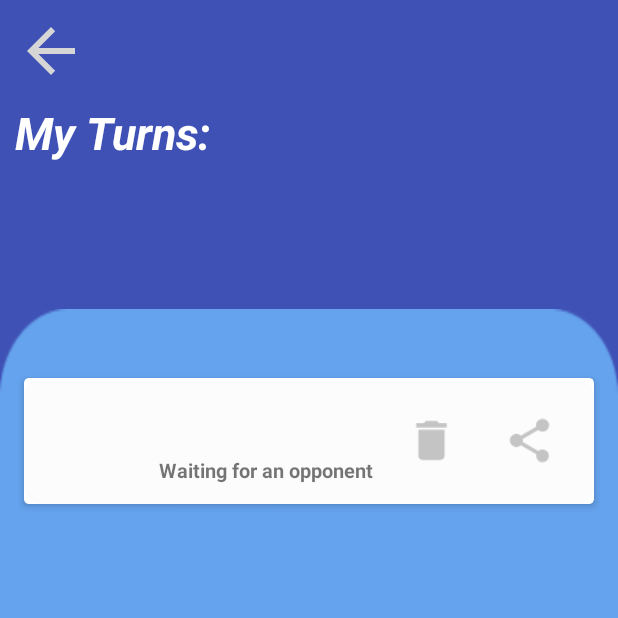
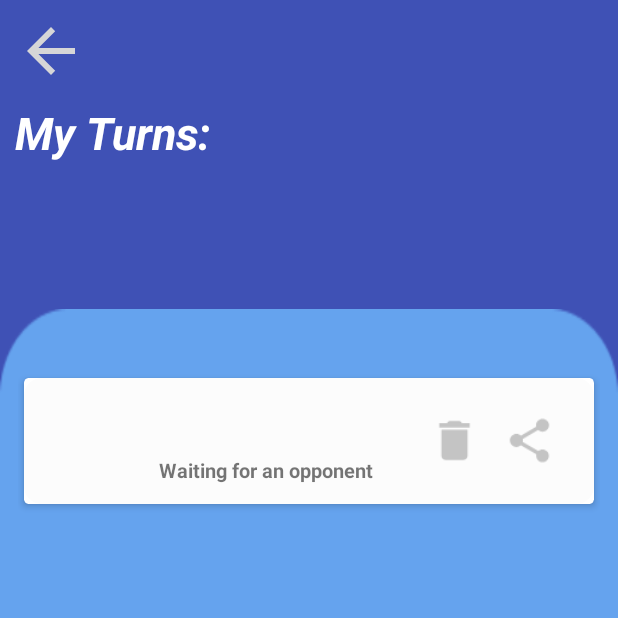
Before and after one commit to RanHadar/MyPingPongTable, an Android app: the MyTurnsActivity screen opened directly, with no data from a screen before it, on a phone screen of 412 x 824 dp, the top half of it. Run offline under Robolectric (Android 15) with nearby library versions, the phone set to English and light mode, and no system bars; libraries missing offline, so code that uses them is left out: com.ndroid.nadim; 4 statements that could not run were skipped.

Commit message:
fixed a bug in the margines between the bin icon and the text

```diff
--- a/app/src/main/res/layout/row_my_turn.xml
+++ b/app/src/main/res/layout/row_my_turn.xml
@@ -65,7 +65,6 @@
                 android:layout_width="wrap_content"
                 android:layout_height="wrap_content"
                 android:layout_centerVertical="true"
-                android:layout_marginRight="15dp"
                 android:foregroundTint="#00791515"
                 android:scaleX="1.2"
                 android:scaleY="1.2"
```
